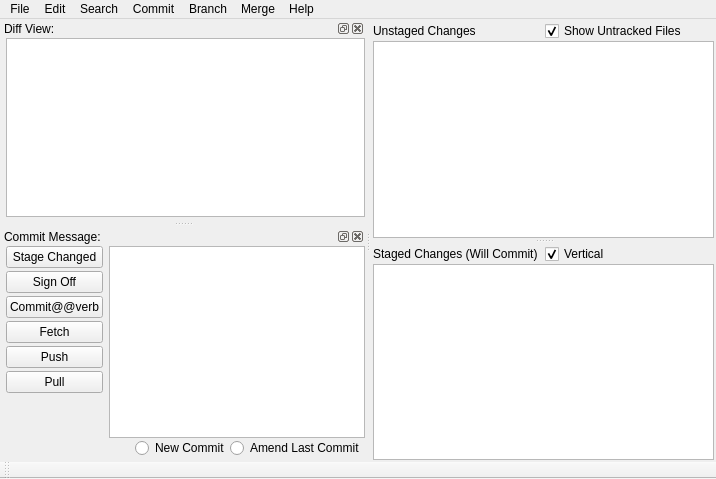
The window that ui/main.ui (git-cola/git-cola) describes before a commit, drawn with Qt 5.
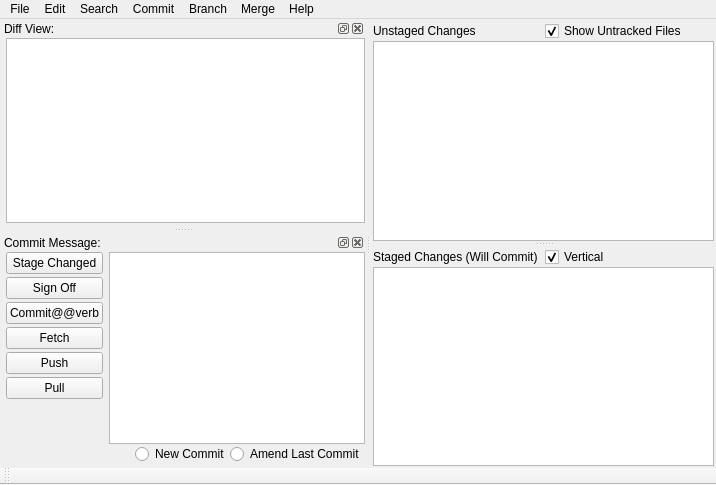
The same window after the commit.

Commit message:
compare: streamline and improve the compare commits GUI
The compare commits GUI is now simpler and gives users a more
streamlined workflow.  The GUI now shows the file differences
up front and does away with the intermediate file selection dialog.

Patch:
```diff
--- a/ui/main.ui
+++ b/ui/main.ui
@@ -7,7 +7,7 @@
     <x>0</x>
     <y>0</y>
     <width>716</width>
-    <height>479</height>
+    <height>485</height>
    </rect>
   </property>
   <property name="dockOptions" >
@@ -19,7 +19,7 @@
      <x>363</x>
      <y>26</y>
      <width>353</width>
-     <height>438</height>
+     <height>444</height>
     </rect>
    </property>
    <property name="sizePolicy" >
@@ -316,7 +316,7 @@
      <x>0</x>
      <y>26</y>
      <width>357</width>
-     <height>188</height>
+     <height>200</height>
     </rect>
    </property>
    <property name="sizePolicy" >
@@ -346,7 +346,7 @@
       <x>0</x>
       <y>20</y>
       <width>357</width>
-      <height>168</height>
+      <height>180</height>
      </rect>
     </property>
     <layout class="QHBoxLayout" >
@@ -433,9 +433,9 @@
    <property name="geometry" >
     <rect>
      <x>0</x>
-     <y>220</y>
+     <y>232</y>
      <width>357</width>
-     <height>244</height>
+     <height>238</height>
     </rect>
    </property>
    <property name="sizePolicy" >
@@ -459,7 +459,7 @@
       <x>0</x>
       <y>20</y>
       <width>357</width>
-      <height>224</height>
+      <height>218</height>
      </rect>
     </property>
     <property name="sizePolicy" >
@@ -768,7 +768,7 @@
    <property name="geometry" >
     <rect>
      <x>0</x>
-     <y>464</y>
+     <y>470</y>
      <width>716</width>
      <height>15</height>
     </rect>
```
Left out of the diff: 6 changed lines with no effect on the pictures. The commit also changes 6 other files.
